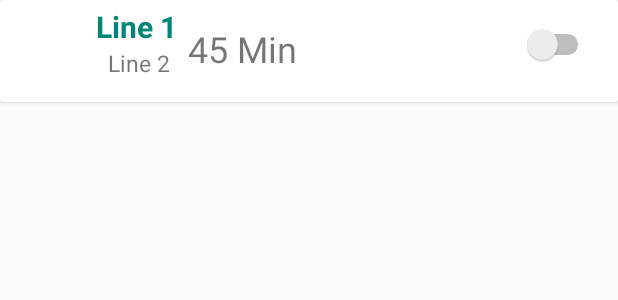
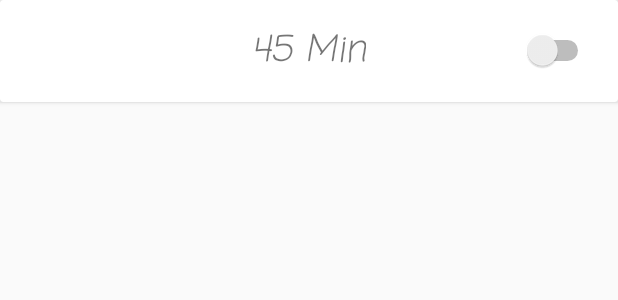
Before and after one commit to BTNM/DrinkWater2, an Android app: the layout alarm_item.xml on its own in the app's theme, with its tools: preview values and no code run, on a phone screen of 412 x 824 dp. Shown: the top 300 px of the screen. Run offline under Robolectric (Android 15) with nearby library versions, the phone set to English and light mode, and no system bars.

Commit message:
temporary appearance of alarm item decided

```diff
--- a/app/src/main/res/layout/alarm_item.xml
+++ b/app/src/main/res/layout/alarm_item.xml
@@ -13,58 +13,57 @@
         android:layout_marginTop="4dp"
         android:layout_marginLeft="4dp"
         android:layout_marginRight="4dp"
-
         >
 
         <ImageView
             android:id="@+id/imageView"
             android:layout_width="60dp"
             android:layout_height="60dp"
+            android:layout_centerVertical="true"
             android:padding="2dp"/>
 
+        <!--<TextView-->
+            <!--android:id="@+id/textView1"-->
+            <!--android:layout_width="wrap_content"-->
+            <!--android:layout_height="wrap_content"-->
+            <!--android:layout_alignParentTop="true"-->
+            <!--android:layout_toEndOf="@id/imageView"-->
+            <!--android:text="Line 1"-->
+            <!--android:textColor="@color/colorPrimary"-->
+            <!--android:textSize="20sp"-->
+            <!--android:textStyle="bold"-->
+            <!--/>-->
+
+        <!--<TextView-->
+            <!--android:id="@+id/textView2"-->
+            <!--android:layout_width="wrap_content"-->
+            <!--android:layout_height="wrap_content"-->
+            <!--android:layout_below="@id/textView1"-->
+            <!--android:layout_toEndOf="@id/imageView"-->
+            <!--android:layout_marginStart="8dp"-->
+            <!--android:text="Line 2"-->
+            <!--android:textSize="15sp"-->
+            <!--/>-->
+
         <TextView
-            android:id="@+id/textView1"
+            android:id="@+id/alarmDuration"
             android:layout_width="wrap_content"
             android:layout_height="wrap_content"
-            android:layout_alignParentTop="true"
-            android:layout_toEndOf="@id/imageView"
-            android:text="Line 1"
-            android:textColor="@color/colorPrimary"
-            android:textSize="20sp"
-            android:textStyle="bold"
+            android:layout_centerInParent="true"
+            android:fontFamily="casual"
+            android:text="@string/_45_min"
+            android:textSize="24sp"
+            android:textStyle="italic"
+            android:inputType="time"
             />
-
-        <TextView
-            android:id="@+id/textView2"
-            android:layout_width="wrap_content"
-            android:layout_height="wrap_content"
-            android:layout_below="@id/textView1"
-            android:layout_toEndOf="@id/imageView"
-            android:layout_marginStart="8dp"
-            android:text="Line 2"
-            android:textSize="15sp"
-            />
-
-        <TextView
-            android:id="@+id/editText"
-            android:layout_width="wrap_content"
-            android:layout_height="wrap_content"
-            android:textSize="24sp"
-            android:layout_margin="12dp"
-            android:text="@string/_45_min"
-            android:layout_toEndOf="@id/textView2"
-            android:inputType="time" />
 
         <Switch
             android:id="@+id/switch1"
             android:layout_width="wrap_content"
             android:layout_height="wrap_content"
             android:layout_alignParentEnd="true"
-
-
-            android:layout_marginTop="12dp"
-            android:layout_marginEnd="12dp"
-            android:layout_marginBottom="12dp" />
+            android:layout_centerVertical="true"
+            android:layout_margin="12dp" />
 
 
     </RelativeLayout>
```
